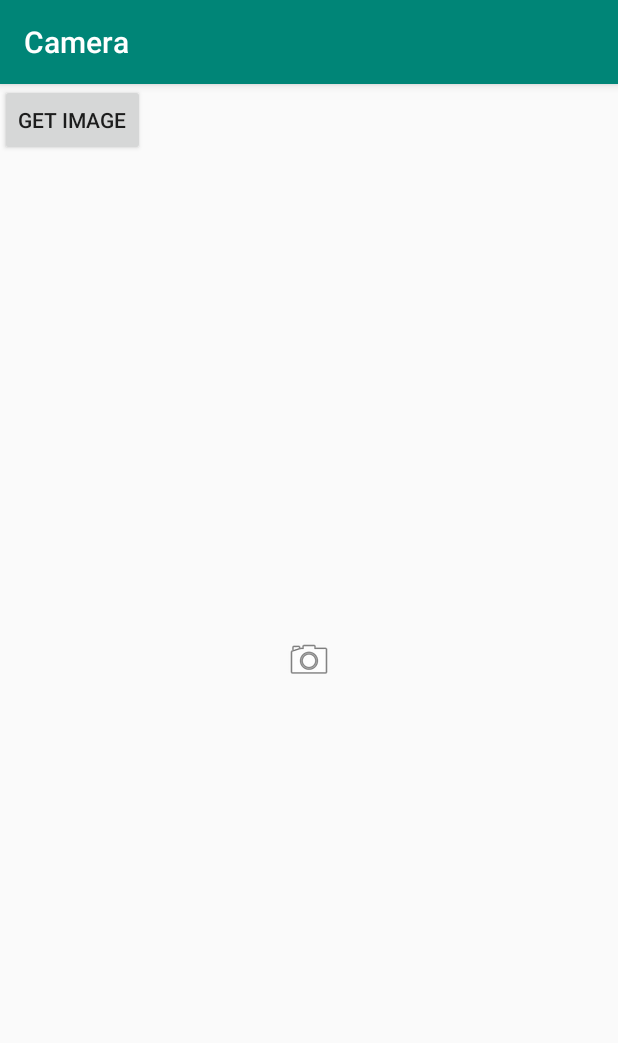
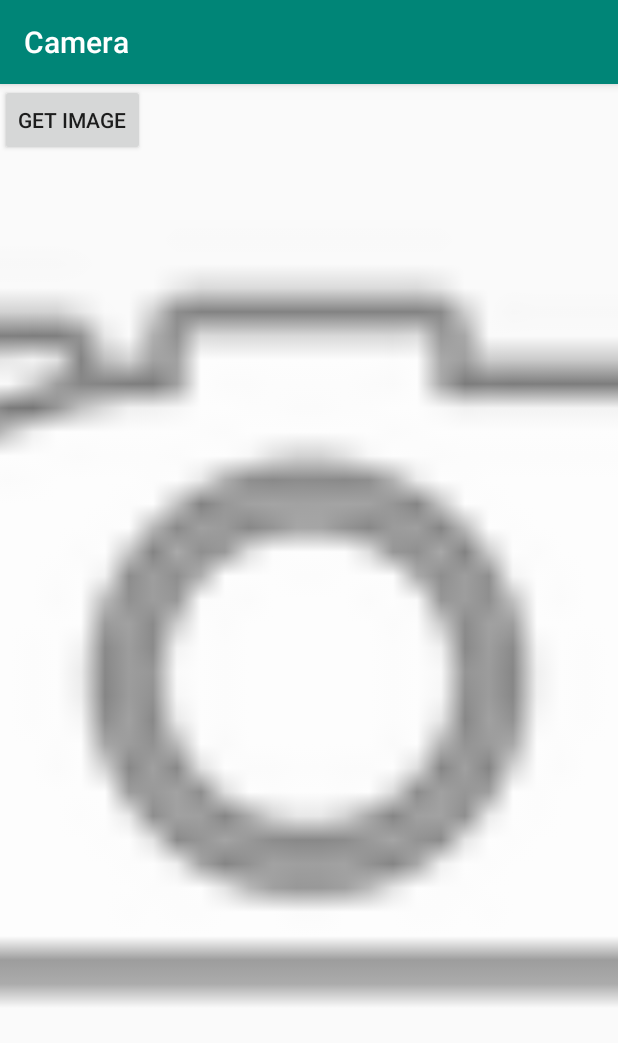
Before and after one commit to yanoatusi/Camera, an Android app: the screen it shows after launch (MainActivity), on a phone screen of 412 x 824 dp. Shown: the top 1043 px of the screen. Run offline under Robolectric (Android 15) with nearby library versions, the phone set to English and light mode, and no system bars.

Commit message:
カメラ5

```diff
--- a/app/src/main/java/com/websarva/wings/android/camera/MainActivity.java
+++ b/app/src/main/java/com/websarva/wings/android/camera/MainActivity.java
@@ -12,7 +12,6 @@ import android.content.pm.PackageManager;
 import java.io.ByteArrayInputStream;
 import java.io.ByteArrayOutputStream;
 import java.io.File;
-import java.io.FileDescriptor;
 import java.io.FileNotFoundException;
 import java.io.FileOutputStream;
 import java.io.IOException;
@@ -23,7 +22,6 @@ import android.graphics.BitmapFactory;
 import android.media.ImageWriter;
 import android.net.Uri;
 import android.os.Bundle;
-import android.os.ParcelFileDescriptor;
 import android.provider.MediaStore;
 import android.view.View;
 import android.widget.ImageView;
@@ -31,14 +29,12 @@ import android.widget.ImageView;
 import java.util.Date;
 
 public class MainActivity extends AppCompatActivity {
-
-
     /**
      * 保存された画像のURI。
      */
     private Uri _imageUri;
     Bitmap beforeResizeBitmap;
-    ImageView ivCamera = findViewById(R.id.ivCamera);
+    Bitmap img;
     @Override
     protected void onCreate(Bundle savedInstanceState) {
         super.onCreate(savedInstanceState);
@@ -67,7 +63,7 @@ public class MainActivity extends AppCompatActivity {
                 (int) (new_width),
                 (int) (new_height),
                 true);
-
+            ImageView ivCamera = findViewById(R.id.ivCamera);
             // フィールドの画像URIをImageViewに設定。
             ivCamera.setImageBitmap(afterResizeBitmap);
         //.jpgファイル作成
@@ -75,14 +71,13 @@ public class MainActivity extends AppCompatActivity {
 //        afterResizeBitmap.compress(Bitmap.CompressFormat.JPEG, 50, bos);
 //        byte[] _bArray = bos.toByteArray();
         saveAsPngImage(afterResizeBitmap,_imageUri.getPath());
+
     }
-
-
     static public boolean saveAsPngImage(Bitmap bmp, String strPath){
         try {
             File file = new File(strPath);
             FileOutputStream outStream = new FileOutputStream(file);
-            bmp.compress(Bitmap.CompressFormat.JPEG, 80, outStream);
+            bmp.compress(Bitmap.CompressFormat.JPEG, 100, outStream);
             outStream.close();
         } catch (FileNotFoundException e) {
             e.printStackTrace();
--- a/app/src/main/res/layout/activity_main.xml
+++ b/app/src/main/res/layout/activity_main.xml
@@ -12,7 +12,7 @@
         android:layout_height="match_parent"
         android:layout_gravity="center"
         android:onClick="onCameraImageClick"
-        android:scaleType="center"
+        android:scaleType="centerCrop"
         app:srcCompat="@android:drawable/ic_menu_camera"/>
     <Button
         android:id="@+id/button2"
```
